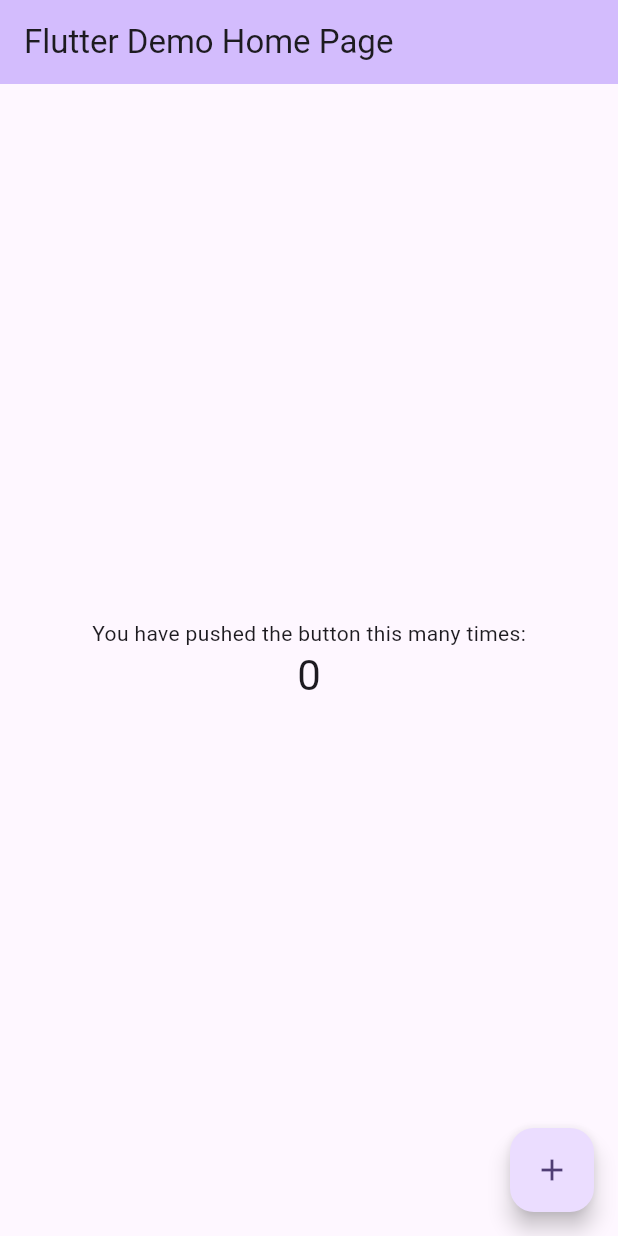
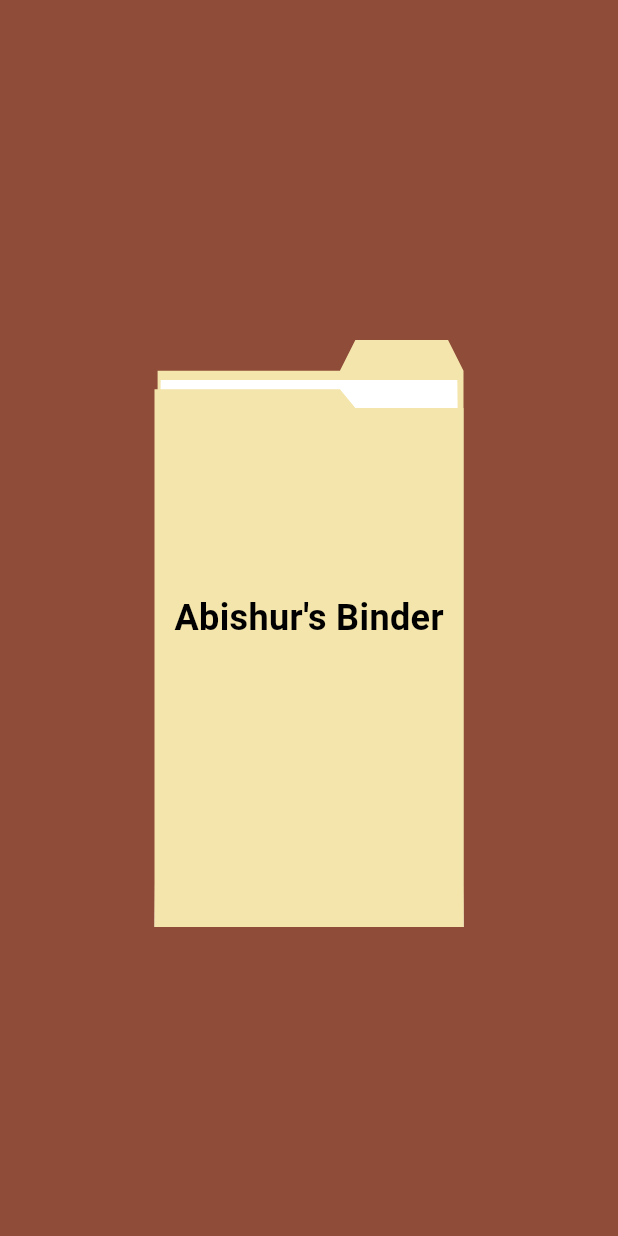
Before and after one commit to AbishurMoses/FlutterPortfolio, a Flutter app: the screen it shows after launch, on a phone screen of 412 x 824 dp. Run offline on Flutter 3.47's test engine with Material 3 defaults, Android fonts, the phone set to English and light mode, and no system bars.

Commit message:
Finished Folder and overlay, need to add Outline for top of front page just like in Figma design

```diff
--- a/lib/main.dart
+++ b/lib/main.dart
@@ -7,119 +7,103 @@ void main() {
 class MyApp extends StatelessWidget {
   const MyApp({super.key});
 
-  // This widget is the root of your application.
   @override
   Widget build(BuildContext context) {
     return MaterialApp(
-      title: 'Flutter Demo',
-      theme: ThemeData(
-        // This is the theme of your application.
-        //
-        // TRY THIS: Try running your application with "flutter run". You'll see
-        // the application has a purple toolbar. Then, without quitting the app,
-        // try changing the seedColor in the colorScheme below to Colors.green
-        // and then invoke "hot reload" (save your changes or press the "hot
-        // reload" button in a Flutter-supported IDE, or press "r" if you used
-        // the command line to start the app).
-        //
-        // Notice that the counter didn't reset back to zero; the application
-        // state is not lost during the reload. To reset the state, use hot
-        // restart instead.
-        //
-        // This works for code too, not just values: Most code changes can be
-        // tested with just a hot reload.
-        colorScheme: ColorScheme.fromSeed(seedColor: Colors.deepPurple),
-        useMaterial3: true,
+        title: 'Abishur\'s Portfolio',
+        theme: ThemeData(
+          colorScheme: ColorScheme.fromSeed(seedColor: Colors.deepOrange),
+        ),
+        home: const HomePage());
+  }
+}
+
+class HomePage extends StatelessWidget {
+  const HomePage({super.key});
+
+  @override
+  Widget build(BuildContext context) {
+    return Scaffold(
+      backgroundColor: Theme.of(context).primaryColor,
+      body: Center(
+        child: ClipRRect(
+          borderRadius: BorderRadius.circular(10),
+          child: Stack(
+            alignment: Alignment.center,
+            children: [
+              CustomPaint(
+                painter: FolderPainter(),
+                child: Container(
+                  width: MediaQuery.of(context).size.width / 2,
+                  height: MediaQuery.of(context).size.height / 2,
+                ),
+              ),
+              const Center(
+                child: Text(
+                  'Abishur\'s Binder',
+                  style: TextStyle(
+                    color: Colors.black,
+                    fontSize: 24,
+                    fontWeight: FontWeight.bold,
+                  ),
+                ),
+              ),
+            ],
+          ),
+        ),
       ),
-      home: const MyHomePage(title: 'Flutter Demo Home Page'),
     );
   }
 }
 
-class MyHomePage extends StatefulWidget {
-  const MyHomePage({super.key, required this.title});
+class FolderPainter extends CustomPainter {
+  @override
+  void paint(Canvas canvas, Size size) {
+    final mainP = Paint()
+      ..color = Color(0xFFF3E5AB)
+      ..style = PaintingStyle.fill;
 
-  // This widget is the home page of your application. It is stateful, meaning
-  // that it has a State object (defined below) that contains fields that affect
-  // how it looks.
+    final paperP = Paint()
+      ..color = Colors.white
+      ..style = PaintingStyle.fill;
 
-  // This class is the configuration for the state. It holds the values (in this
-  // case the title) provided by the parent (in this case the App widget) and
-  // used by the build method of the State. Fields in a Widget subclass are
-  // always marked "final".
+    final path = Path();
 
-  final String title;
+    // Back Page
+    path.moveTo(size.width * 0.01, size.height * 0.10);
+    path.lineTo(size.width * 0.60, size.height * 0.10);
+    path.lineTo(size.width * 0.65, size.height * 0.05);
+    path.lineTo(size.width * 0.95, size.height * 0.05);
+    path.lineTo(size.width, size.height * 0.10);
+    path.lineTo(size.width, size.height);
+    path.lineTo(size.width * 0.01, size.height);
+    path.close();
 
-  @override
-  State<MyHomePage> createState() => _MyHomePageState();
-}
+    canvas.drawPath(path, mainP);
+    path.reset();
 
-class _MyHomePageState extends State<MyHomePage> {
-  int _counter = 0;
+    // Paper
+    path.moveTo(size.width * 0.98, size.height * 0.115);
+    path.lineTo(size.width, size.height);
+    path.lineTo(0, size.height);
+    path.lineTo(size.width - (size.width * 0.98), size.height * 0.115);
+    path.close();
 
-  void _incrementCounter() {
-    setState(() {
-      // This call to setState tells the Flutter framework that something has
-      // changed in this State, which causes it to rerun the build method below
-      // so that the display can reflect the updated values. If we changed
-      // _counter without calling setState(), then the build method would not be
-      // called again, and so nothing would appear to happen.
-      _counter++;
-    });
+    canvas.drawPath(path, paperP);
+    path.reset();
+
+    // Front Page
+    path.moveTo(0, size.height * 0.13);
+    path.lineTo(size.width * 0.60, size.height * 0.13);
+    path.lineTo(size.width * 0.65, size.height * 0.16);
+    path.lineTo(size.width, size.height * 0.16);
+    path.lineTo(size.width, size.height);
+    path.lineTo(0, size.height);
+    path.close();
+
+    canvas.drawPath(path, mainP);
   }
 
   @override
-  Widget build(BuildContext context) {
-    // This method is rerun every time setState is called, for instance as done
-    // by the _incrementCounter method above.
-    //
-    // The Flutter framework has been optimized to make rerunning build methods
-    // fast, so that you can just rebuild anything that needs updating rather
-    // than having to individually change instances of widgets.
-    return Scaffold(
-      appBar: AppBar(
-        // TRY THIS: Try changing the color here to a specific color (to
-        // Colors.amber, perhaps?) and trigger a hot reload to see the AppBar
-        // change color while the other colors stay the same.
-        backgroundColor: Theme.of(context).colorScheme.inversePrimary,
-        // Here we take the value from the MyHomePage object that was created by
-        // the App.build method, and use it to set our appbar title.
-        title: Text(widget.title),
-      ),
-      body: Center(
-        // Center is a layout widget. It takes a single child and positions it
-        // in the middle of the parent.
-        child: Column(
-          // Column is also a layout widget. It takes a list of children and
-          // arranges them vertically. By default, it sizes itself to fit its
-          // children horizontally, and tries to be as tall as its parent.
-          //
-          // Column has various properties to control how it sizes itself and
-          // how it positions its children. Here we use mainAxisAlignment to
-          // center the children vertically; the main axis here is the vertical
-          // axis because Columns are vertical (the cross axis would be
-          // horizontal).
-          //
-          // TRY THIS: Invoke "debug painting" (choose the "Toggle Debug Paint"
-          // action in the IDE, or press "p" in the console), to see the
-          // wireframe for each widget.
-          mainAxisAlignment: MainAxisAlignment.center,
-          children: <Widget>[
-            const Text(
-              'You have pushed the button this many times:',
-            ),
-            Text(
-              '$_counter',
-              style: Theme.of(context).textTheme.headlineMedium,
-            ),
-          ],
-        ),
-      ),
-      floatingActionButton: FloatingActionButton(
-        onPressed: _incrementCounter,
-        tooltip: 'Increment',
-        child: const Icon(Icons.add),
-      ), // This trailing comma makes auto-formatting nicer for build methods.
-    );
-  }
+  bool shouldRepaint(covariant CustomPainter oldDelegate) => false;
 }
```
